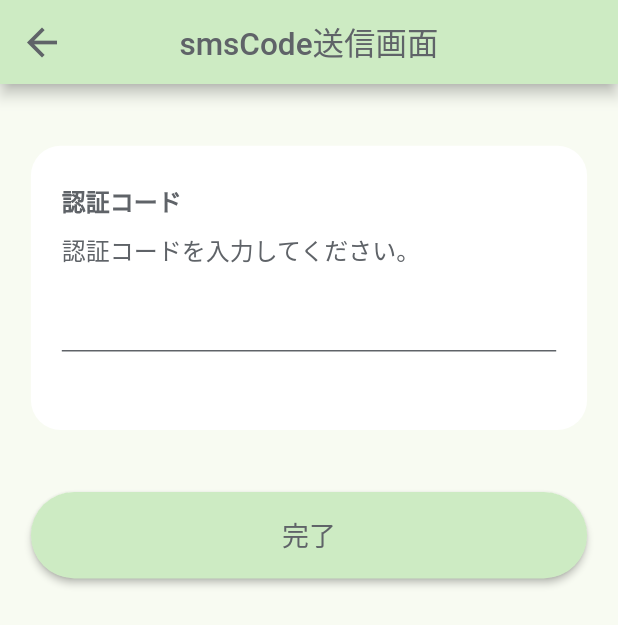
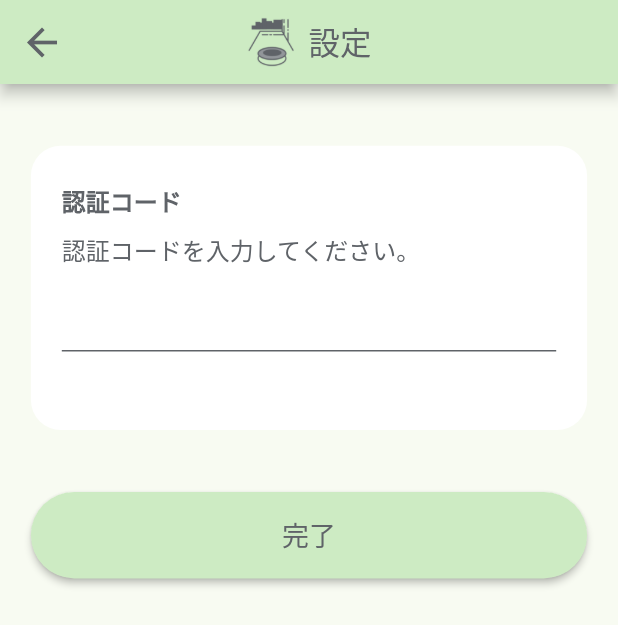
Before and after one commit to m-maekakuchi/Harvester, a Flutter app: the TelSmsCodePage screen opened directly, on a phone screen of 412 x 824 dp. Shown: the top 625 px of the screen. Run offline on Flutter 3.47's test engine with Material 2 defaults, Android fonts, the phone set to English and light mode, and no system bars; our stand-ins replace carousel_slider, firebase_auth, firebase_core, flutter_datetime_picker, flutter_riverpod, go_router and 3 more; missing offline and left inert: firebase_app_check; accounts and stored records are empty; generated files the repository leaves out were written again; network calls fail.

Commit message:
AppBarのタイトルが中央になるように修正

```diff
--- a/lib/views/pages/cards/all_cards_list_page.dart
+++ b/lib/views/pages/cards/all_cards_list_page.dart
@@ -187,7 +187,8 @@ class AllCardsListPage extends ConsumerWidget {
         tabController.addListener(() {});
         return Scaffold(
           appBar: AppBar(
-            title: Center(
+            title: SizedBox(
+              width: getW(context, 60),
               child: Row(
                 mainAxisAlignment: MainAxisAlignment.center,  // アイコンと文字列セットでセンターに配置
                 children: [
--- a/lib/views/pages/cards/my_card_edit_page.dart
+++ b/lib/views/pages/cards/my_card_edit_page.dart
@@ -85,7 +85,8 @@ class MyCardEditPage extends ConsumerWidget {
 
     return Scaffold(
       appBar: AppBar(
-        title: Center(
+        title: SizedBox(
+          width: getW(context, 50),
           child: Row(
               mainAxisAlignment: MainAxisAlignment.center,  // アイコンと文字列セットでセンターに配置
               children: [
--- a/lib/views/pages/collections/my_cards_list_page.dart
+++ b/lib/views/pages/collections/my_cards_list_page.dart
@@ -235,7 +235,8 @@ class MyCardsListPage extends ConsumerWidget {
         tabController.addListener(() {});
         return Scaffold(
           appBar: AppBar(
-            title: Center(
+            title: SizedBox(
+              width: getW(context, 60),
               child: Row(
                 mainAxisAlignment: MainAxisAlignment.center,  // アイコンと文字列セットでセンターに配置
                 children: [
--- a/lib/views/pages/home_page.dart
+++ b/lib/views/pages/home_page.dart
@@ -193,7 +193,8 @@ class HomePage extends StatelessWidget {
   Widget build(BuildContext context) {
     return Scaffold(
       appBar: AppBar(
-        title: Center(
+        title: SizedBox(
+          width: getW(context, 60),
           child: Row(
             mainAxisAlignment: MainAxisAlignment.center,  // アイコンと文字列セットでセンターに配置
             children: [
--- a/lib/views/pages/register/tel_smsCode_page.dart
+++ b/lib/views/pages/register/tel_smsCode_page.dart
@@ -15,8 +15,27 @@ class TelSmsCodePage extends ConsumerWidget {
   @override
   Widget build(BuildContext context, WidgetRef ref) {
     String smsCode = '';
-    return Scaffold(
-      appBar: AppBar(title: const Text('smsCode送信画面')),
+    return GestureDetector( // キーボードの外側をタップしたらキーボードを閉じる設定
+      onTap: () {
+        FocusScope.of(context).unfocus();
+      },
+      child: Scaffold(
+        appBar: AppBar(
+          title: SizedBox(  // 幅を設定しないとcenterにならない
+            width: getW(context, 50),
+            child: Row(
+              mainAxisAlignment: MainAxisAlignment.center,  // アイコンと文字列セットでセンターに配置
+              children: [
+                Image.asset(
+                  width: getW(context, 10),
+                  height: getH(context, 10),
+                  'images/AppBar_logo.png'
+                ),
+                const Text("設定"),
+              ]
+            ),
+          ),
+        ),
         body: Center(
           child: Column(
             children:[
@@ -76,6 +95,7 @@ class TelSmsCodePage extends ConsumerWidget {
                         ),
                         Expanded (
                           child: TextField(
+                            style: TextStyle(color: textIconColor),
                             keyboardType: TextInputType.number,
                             decoration: const InputDecoration(
                               enabledBorder: UnderlineInputBorder(
@@ -126,6 +146,7 @@ class TelSmsCodePage extends ConsumerWidget {
             ]
           ),
         ),
+      ),
     );
   }
 }
--- a/lib/views/pages/welcome_page.dart
+++ b/lib/views/pages/welcome_page.dart
@@ -9,8 +9,7 @@ class WelcomePage extends ConsumerWidget {
 
   @override
   Widget build(BuildContext context, WidgetRef ref) {
-    return MaterialApp(
-      home: Scaffold(
+    return Scaffold(
       body: Center(
         child: Column(
           mainAxisAlignment: MainAxisAlignment.spaceEvenly,
@@ -43,7 +42,6 @@ class WelcomePage extends ConsumerWidget {
           ]
         )
       ),
-      ),
     );
   }
 }
```
Also changed, not shown: lib/views/pages/collections/my_card_add_page.dart (+5 -4 lines), lib/views/pages/register/tel_identification_page.dart (+11 -2 lines). Lines whose indentation alone changed are shown as unchanged.
